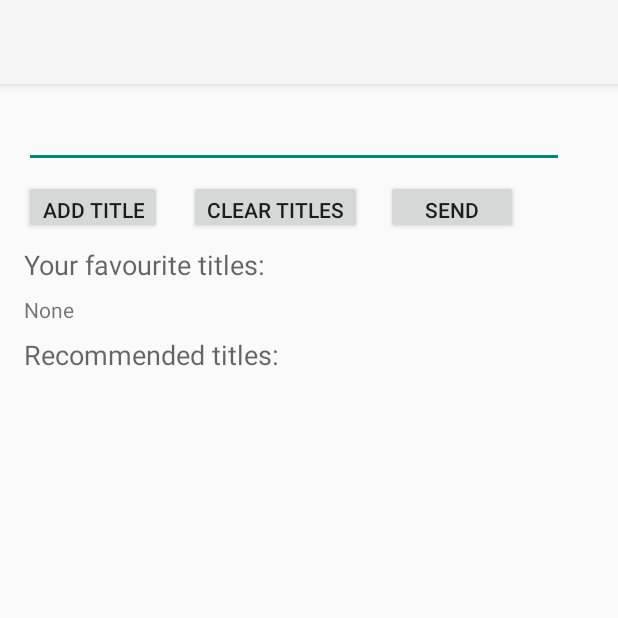
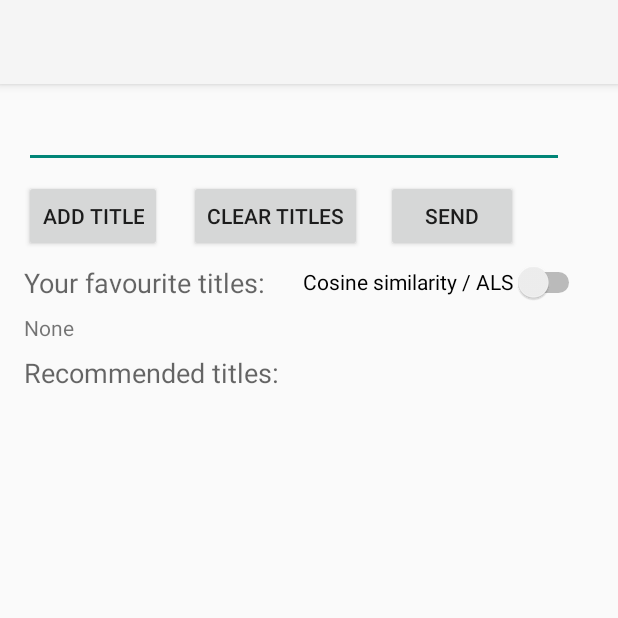
Before and after one commit to Alexsandruss/anime-recommender, an Android app: the screen it shows after launch (MainActivity), after a tap on "SEND", on a phone screen of 412 x 824 dp, the top half of it. Run offline under Robolectric (Android 15) with nearby library versions, the phone set to English and light mode, and no system bars; 2 other taps on this screen came first.

Commit message:
Add switch for cosine/ALS

```diff
--- a/AnimeRecommendationApp/app/src/main/java/com/example/animerecommendationapp/MainActivity.java
+++ b/AnimeRecommendationApp/app/src/main/java/com/example/animerecommendationapp/MainActivity.java
@@ -7,6 +7,8 @@ import android.os.StrictMode;
 import android.view.View;
 import android.widget.ArrayAdapter;
 import android.widget.AutoCompleteTextView;
+import android.widget.CompoundButton;
+import android.widget.Switch;
 import android.widget.TextView;
 
 import java.io.BufferedReader;
@@ -32,8 +34,16 @@ public class MainActivity extends AppCompatActivity {
         StrictMode.ThreadPolicy policy = new StrictMode.ThreadPolicy.Builder().permitAll().build();
         StrictMode.setThreadPolicy(policy);
 
+        useALS = false;
+        Switch algSwitch = (Switch) findViewById(R.id.algorithmSwitch);
+        algSwitch.setOnCheckedChangeListener(new CompoundButton.OnCheckedChangeListener() {
+            public void onCheckedChanged(CompoundButton buttonView, boolean isChecked) {
+                useALS = isChecked;
+            }
+        });
+
         userTitles = new ArrayList<>();
-        allTitles = new ArrayList<>();
+        List<String> allTitles = new ArrayList<>();
 
         try (BufferedReader br = new BufferedReader(
                 new InputStreamReader(getResources().openRawResource(R.raw.anime_titles)))) {
@@ -58,8 +68,8 @@ public class MainActivity extends AppCompatActivity {
             url = new URL(requestURL);
 
             HttpURLConnection conn = (HttpURLConnection) url.openConnection();
-            conn.setReadTimeout(30000);
-            conn.setConnectTimeout(30000);
+            conn.setReadTimeout(60000);
+            conn.setConnectTimeout(60000);
             conn.setRequestMethod("POST");
             conn.setDoInput(true);
             conn.setDoOutput(true);
@@ -92,7 +102,7 @@ public class MainActivity extends AppCompatActivity {
         return response;
     }
 
-    private List<String> allTitles;
+    private boolean useALS;
     private List<String> userTitles;
 
     private void updateTitles()
@@ -123,10 +133,16 @@ public class MainActivity extends AppCompatActivity {
     public void clearTitles(View view) {
         userTitles.clear();
         updateTitles();
+        final TextView recView = (TextView) findViewById(R.id.recTitlesText);
+        recView.setText("None");
     }
 
     public void sendTitles(View view) {
         String titlesText = "";
+        if (useALS)
+            titlesText += "als;";
+        else
+            titlesText += "cosine similarity;";
         for (int i = 0; i < userTitles.size(); ++i)
         {
             titlesText += userTitles.get(i);
--- a/AnimeRecommendationApp/app/src/main/res/layout/activity_main.xml
+++ b/AnimeRecommendationApp/app/src/main/res/layout/activity_main.xml
@@ -19,7 +19,7 @@
     <Button
         android:id="@+id/addTitleButton"
         android:layout_width="wrap_content"
-        android:layout_height="36dp"
+        android:layout_height="48dp"
         android:layout_marginStart="16dp"
         android:layout_marginTop="8dp"
         android:onClick="addTitle"
@@ -30,7 +30,7 @@
     <Button
         android:id="@+id/clearTitlesButton"
         android:layout_width="wrap_content"
-        android:layout_height="36dp"
+        android:layout_height="48dp"
         android:layout_marginStart="18dp"
         android:layout_marginTop="8dp"
         android:onClick="clearTitles"
@@ -41,7 +41,7 @@
     <Button
         android:id="@+id/sendButton"
         android:layout_width="wrap_content"
-        android:layout_height="36dp"
+        android:layout_height="48dp"
         android:layout_marginStart="16dp"
         android:layout_marginTop="8dp"
         android:onClick="sendTitles"
@@ -91,4 +91,15 @@
         app:layout_constraintStart_toStartOf="parent"
         app:layout_constraintTop_toBottomOf="@+id/StaticText2" />
 
+    <Switch
+        android:id="@+id/algorithmSwitch"
+        android:layout_width="wrap_content"
+        android:layout_height="36dp"
+        android:layout_marginTop="2dp"
+        android:layout_marginEnd="22dp"
+        android:minHeight="48dp"
+        android:text="Cosine similarity / ALS"
+        app:layout_constraintEnd_toEndOf="parent"
+        app:layout_constraintTop_toBottomOf="@+id/clearTitlesButton" />
+
 </androidx.constraintlayout.widget.ConstraintLayout>
```
Also changed, not shown: 3 other files.
